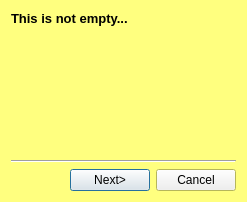
Before: the Qt Designer form src/view/ViewPostIt.ui in the-butterfly-effect/tbe, drawn with Qt 5.
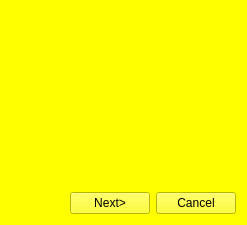
After: the same form once the commit is applied. Custom widgets are drawn as their Qt base class.

Commit message: first shot at making the PostIts appear animated and with a decent background

What changed in the file:
```diff
--- a/src/view/ViewPostIt.ui
+++ b/src/view/ViewPostIt.ui
@@ -1,13 +1,13 @@
 <?xml version="1.0" encoding="UTF-8"?>
 <ui version="4.0">
  <class>ViewPostIt</class>
- <widget class="QDialog" name="ViewPostIt">
+ <widget class="AnimatedDialog" name="ViewPostIt">
   <property name="geometry">
    <rect>
     <x>0</x>
     <y>0</y>
     <width>247</width>
-    <height>202</height>
+    <height>225</height>
    </rect>
   </property>
   <property name="minimumSize">
@@ -25,12 +25,21 @@
   <property name="palette">
    <palette>
     <active>
+     <colorrole role="Button">
+      <brush brushstyle="SolidPattern">
+       <color alpha="255">
+        <red>255</red>
+        <green>255</green>
+        <blue>0</blue>
+       </color>
+      </brush>
+     </colorrole>
      <colorrole role="Base">
       <brush brushstyle="SolidPattern">
        <color alpha="255">
         <red>255</red>
         <green>255</green>
-        <blue>255</blue>
+        <blue>0</blue>
        </color>
       </brush>
      </colorrole>
@@ -39,18 +48,27 @@
        <color alpha="255">
         <red>255</red>
         <green>255</green>
-        <blue>127</blue>
+        <blue>0</blue>
        </color>
       </brush>
      </colorrole>
     </active>
     <inactive>
+     <colorrole role="Button">
+      <brush brushstyle="SolidPattern">
+       <color alpha="255">
+        <red>255</red>
+        <green>255</green>
+        <blue>0</blue>
+       </color>
+      </brush>
+     </colorrole>
      <colorrole role="Base">
       <brush brushstyle="SolidPattern">
        <color alpha="255">
         <red>255</red>
         <green>255</green>
-        <blue>255</blue>
+        <blue>0</blue>
        </color>
       </brush>
      </colorrole>
@@ -59,18 +77,27 @@
        <color alpha="255">
         <red>255</red>
         <green>255</green>
-        <blue>127</blue>
+        <blue>0</blue>
        </color>
       </brush>
      </colorrole>
     </inactive>
     <disabled>
+     <colorrole role="Button">
+      <brush brushstyle="SolidPattern">
+       <color alpha="255">
+        <red>255</red>
+        <green>255</green>
+        <blue>0</blue>
+       </color>
+      </brush>
+     </colorrole>
      <colorrole role="Base">
       <brush brushstyle="SolidPattern">
        <color alpha="255">
         <red>255</red>
         <green>255</green>
-        <blue>127</blue>
+        <blue>0</blue>
        </color>
       </brush>
      </colorrole>
@@ -79,7 +106,7 @@
        <color alpha="255">
         <red>255</red>
         <green>255</green>
-        <blue>127</blue>
+        <blue>0</blue>
        </color>
       </brush>
      </colorrole>
@@ -89,17 +116,52 @@
   <property name="windowTitle">
    <string>Post-It viewer</string>
   </property>
+  <property name="autoFillBackground">
+   <bool>false</bool>
+  </property>
+  <property name="styleSheet">
+   <string notr="true"/>
+  </property>
   <layout class="QVBoxLayout" name="verticalLayout">
    <item>
-    <widget class="QLabel" name="theLabel">
-     <property name="text">
-      <string>&lt;!DOCTYPE HTML PUBLIC &quot;-//W3C//DTD HTML 4.0//EN&quot; &quot;http://www.w3.org/TR/REC-html40/strict.dtd&quot;&gt;
-&lt;html&gt;&lt;head&gt;&lt;meta name=&quot;qrichtext&quot; content=&quot;1&quot; /&gt;&lt;style type=&quot;text/css&quot;&gt;
-p, li { white-space: pre-wrap; }
-&lt;/style&gt;&lt;/head&gt;&lt;body style=&quot; font-family:'Sans Serif'; font-size:10pt; font-weight:400; font-style:normal;&quot;&gt;
-&lt;p style=&quot; margin-top:0px; margin-bottom:0px; margin-left:0px; margin-right:0px; -qt-block-indent:0; text-indent:0px;&quot;&gt;&lt;span style=&quot; font-weight:600;&quot;&gt;This is not empty...&lt;/span&gt;&lt;/p&gt;&lt;/body&gt;&lt;/html&gt;</string>
+    <spacer name="verticalSpacer_2">
+     <property name="orientation">
+      <enum>Qt::Vertical</enum>
      </property>
-    </widget>
+     <property name="sizeType">
+      <enum>QSizePolicy::Fixed</enum>
+     </property>
+     <property name="sizeHint" stdset="0">
+      <size>
+       <width>20</width>
+       <height>18</height>
+      </size>
+     </property>
+    </spacer>
+   </item>
+   <item>
+    <layout class="QHBoxLayout" name="horizontalLayout_2">
+     <item>
+      <widget class="QLabel" name="theLabel">
+       <property name="text">
+        <string/>
+       </property>
+      </widget>
+     </item>
+     <item>
+      <spacer name="horizontalSpacer_2">
+       <property name="orientation">
+        <enum>Qt::Horizontal</enum>
+       </property>
+       <property name="sizeHint" stdset="0">
+        <size>
+         <width>17</width>
+         <height>20</height>
+        </size>
+       </property>
+      </spacer>
+     </item>
+    </layout>
    </item>
    <item>
     <spacer name="verticalSpacer">
@@ -114,13 +176,6 @@
      </property>
     </spacer>
    </item>
-   <item>
-    <widget class="Line" name="line">
-     <property name="orientation">
-      <enum>Qt::Horizontal</enum>
-     </property>
-    </widget>
-   </item>
    <item>
     <layout class="QHBoxLayout" name="horizontalLayout">
      <item>
@@ -138,6 +193,9 @@
      </item>
      <item>
       <widget class="QPushButton" name="pushButton_Next">
+       <property name="styleSheet">
+        <string notr="true">background:&quot;#FFFF00&quot;;</string>
+       </property>
        <property name="text">
         <string>Next&gt;</string>
        </property>
@@ -145,6 +203,9 @@
      </item>
      <item>
       <widget class="QPushButton" name="pushButton_Cancel">
+       <property name="styleSheet">
+        <string notr="true">background:&quot;#FFFF00&quot;;</string>
+       </property>
        <property name="text">
         <string>Cancel</string>
        </property>
@@ -154,6 +215,14 @@
    </item>
   </layout>
  </widget>
+ <customwidgets>
+  <customwidget>
+   <class>AnimatedDialog</class>
+   <extends>QWidget</extends>
+   <header>animateddialog.h</header>
+   <container>1</container>
+  </customwidget>
+ </customwidgets>
  <resources/>
  <connections/>
 </ui>
```
The commit also changes 5 other files.
